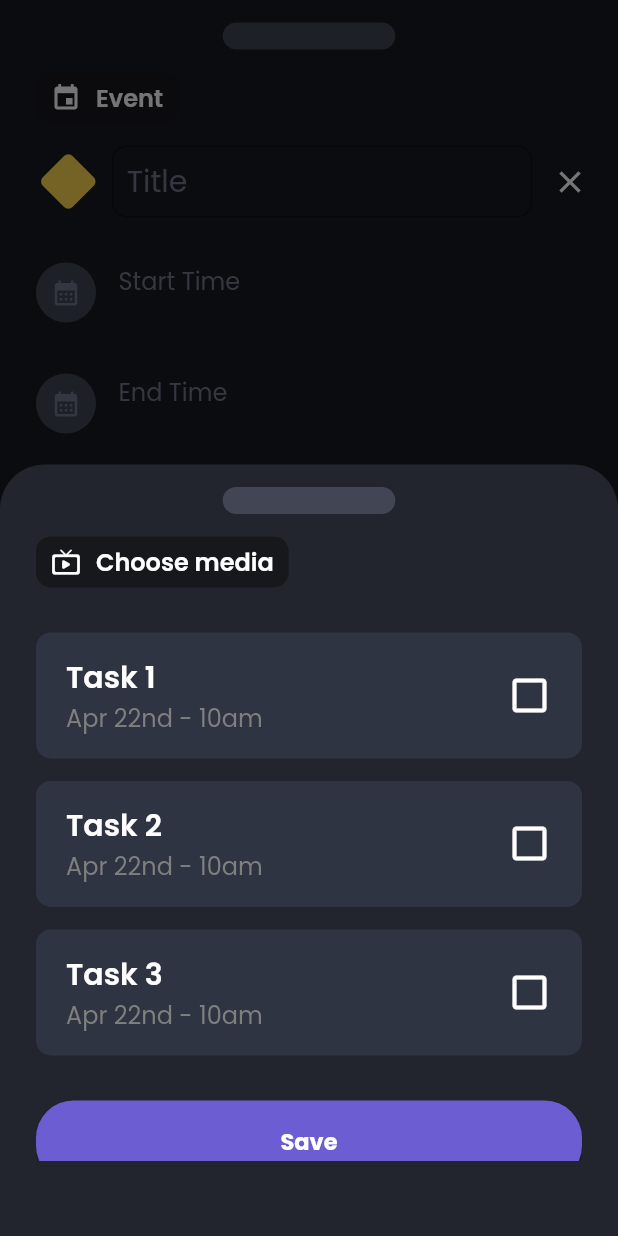
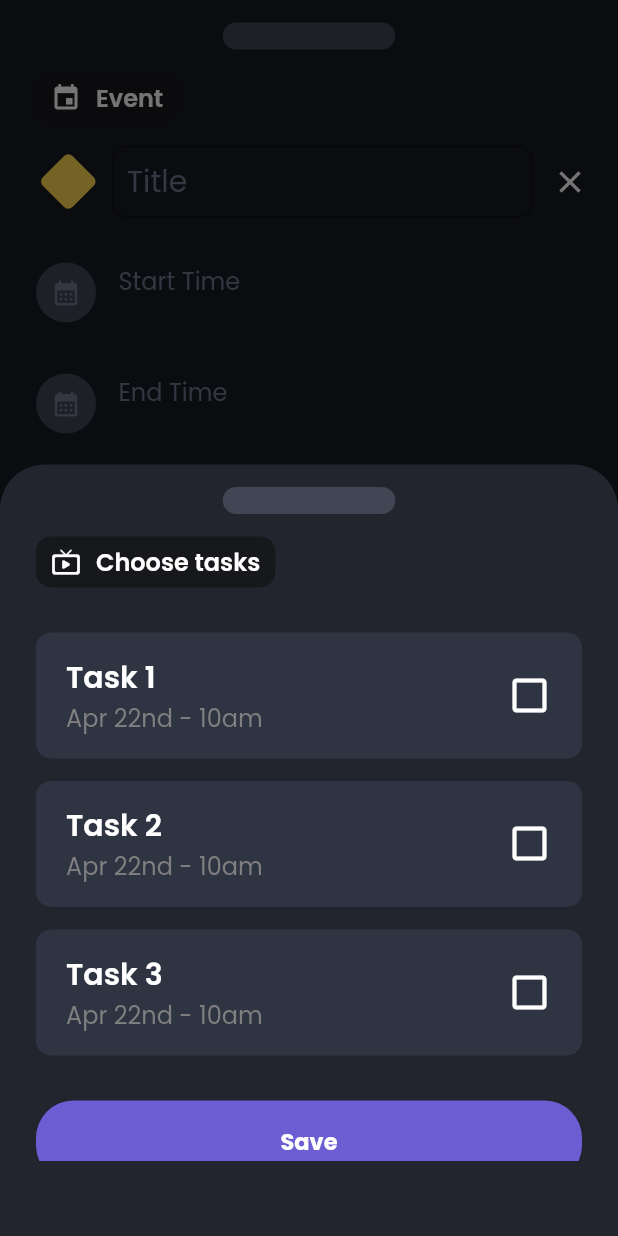
Before and after one commit to DreFlo/lgp-2223-sc1, a Flutter app: the EventForm widget shown alone on an empty page, opened directly with empty values, after a tap on the "playlist add" icon, on a phone screen of 412 x 824 dp. Run offline on Flutter 3.47's test engine with Material 2 defaults, Android fonts, the phone set to English and light mode, and no system bars; our stand-ins replace floor, flutter_svg, get_it, like_button, lottie, rive and 1 more; missing offline and left inert: books_finder, emojis, tmdb_api; accounts and stored records are empty; generated files the repository leaves out were written again.

Commit message:
fix(events): change choose activity form title with event module

```diff
--- a/src/lib/pages/events/choose_activity_form.dart
+++ b/src/lib/pages/events/choose_activity_form.dart
@@ -20,6 +20,7 @@ class ChooseActivity {
 }
 
 class ChooseActivityForm extends StatefulWidget {
+  final String title;
   final List<ChooseActivity> activities;
   final ScrollController scrollController;
   final Function(int, String, String) addActivityCallback;
@@ -27,6 +28,7 @@ class ChooseActivityForm extends StatefulWidget {
   const ChooseActivityForm(
       {Key? key,
       required this.scrollController,
+      required this.title,
       required this.activities,
       required this.addActivityCallback})
       : super(key: key);
@@ -103,7 +105,7 @@ class _ChooseActivityFormState extends State<ChooseActivityForm> {
                       const Icon(Icons.live_tv_rounded,
                           color: Colors.white, size: 20),
                       const SizedBox(width: 10),
-                      Text(AppLocalizations.of(context).choose_media,
+                      Text(widget.title,
                           style: const TextStyle(
                               color: Colors.white,
                               fontSize: 16,
--- a/src/lib/pages/events/event_form.dart
+++ b/src/lib/pages/events/event_form.dart
@@ -13,7 +13,8 @@ import 'package:src/widgets/events/activity_bar.dart';
 import '../../utils/formatters.dart';
 
 class Activity {
-  final int id; // TODO(eventos): I put this here because I think it is useful for the backend, but idk, feel free to change
+  final int
+      id; // TODO(eventos): I put this here because I think it is useful for the backend, but idk, feel free to change
   final String title;
   final String description;
 
@@ -587,11 +588,15 @@ class _EventFormState extends State<EventForm> {
                                   _moduleColor == studentColor
                                       ? ChooseActivityForm(
                                           scrollController: scrollController,
+                                          title: AppLocalizations.of(context)
+                                              .choose_tasks,
                                           activities: getTasks(),
                                           addActivityCallback:
                                               addActivityCallback)
                                       : ChooseActivityForm(
                                           scrollController: scrollController,
+                                          title: AppLocalizations.of(context)
+                                              .choose_media,
                                           activities: getMedia(),
                                           addActivityCallback:
                                               addActivityCallback))));
```
Lines whose indentation alone changed are shown as unchanged.
